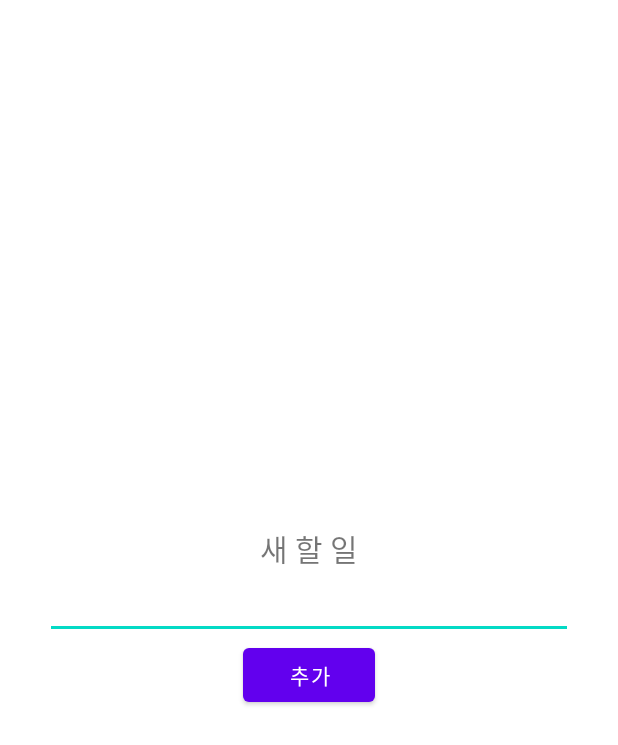
After one commit to sechiyo97/poolCAndroid2021-1, an Android app: the layout activity_new_task.xml on its own in the app's theme, with its tools: preview values and no code run, on a phone screen of 412 x 824 dp. The commit adds this screen. Shown: the top 745 px of the screen. Run offline under Robolectric (Android 15) with nearby library versions, the phone set to English and light mode, and no system bars.

Commit message:
WEEK-7 할 일 추가/삭제 기능 추가

```diff
--- a/TodoListApp/app/src/main/AndroidManifest.xml
+++ b/TodoListApp/app/src/main/AndroidManifest.xml
@@ -16,6 +16,8 @@
                 <category android:name="android.intent.category.LAUNCHER" />
             </intent-filter>
         </activity>
+        <activity android:name=".NewTaskActivity"
+            android:windowSoftInputMode="adjustResize"/>
     </application>
 
 </manifest>
--- /dev/null
+++ b/TodoListApp/app/src/main/res/layout/activity_new_task.xml
@@ -0,0 +1,33 @@
+<?xml version="1.0" encoding="utf-8"?>
+<androidx.constraintlayout.widget.ConstraintLayout xmlns:android="http://schemas.android.com/apk/res/android"
+    android:layout_width="match_parent"
+    android:layout_height="match_parent"
+    xmlns:app="http://schemas.android.com/apk/res-auto">
+
+    <LinearLayout
+        android:gravity="center"
+        android:padding="30dp"
+        android:layout_width="match_parent"
+        android:layout_height="wrap_content"
+        android:orientation="vertical"
+        app:layout_constraintBottom_toBottomOf="parent"
+        app:layout_constraintLeft_toLeftOf="parent"
+        app:layout_constraintRight_toRightOf="parent"
+        app:layout_constraintTop_toTopOf="parent">
+        <TextView
+            android:layout_width="wrap_content"
+            android:layout_height="wrap_content"
+            android:textSize="20sp"
+            android:text="새 할 일"/>
+        <EditText
+            android:id="@+id/new_task_name"
+            android:layout_width="match_parent"
+            android:layout_height="wrap_content"/>
+        <Button
+            android:id="@+id/new_task_finish_button"
+            android:layout_width="wrap_content"
+            android:layout_height="wrap_content"
+            android:text="추가"/>
+    </LinearLayout>
+
+</androidx.constraintlayout.widget.ConstraintLayout>
```
Also changed, not shown: TodoListApp/app/src/main/java/com/example/todolistapp/MainActivity.kt (+31 -5 lines), TodoListApp/app/src/main/java/com/example/todolistapp/NewTaskActivity.kt (+10 -1 lines), TodoListApp/app/src/main/java/com/example/todolistapp/TaskAdapter.kt (+16 -4 lines).
